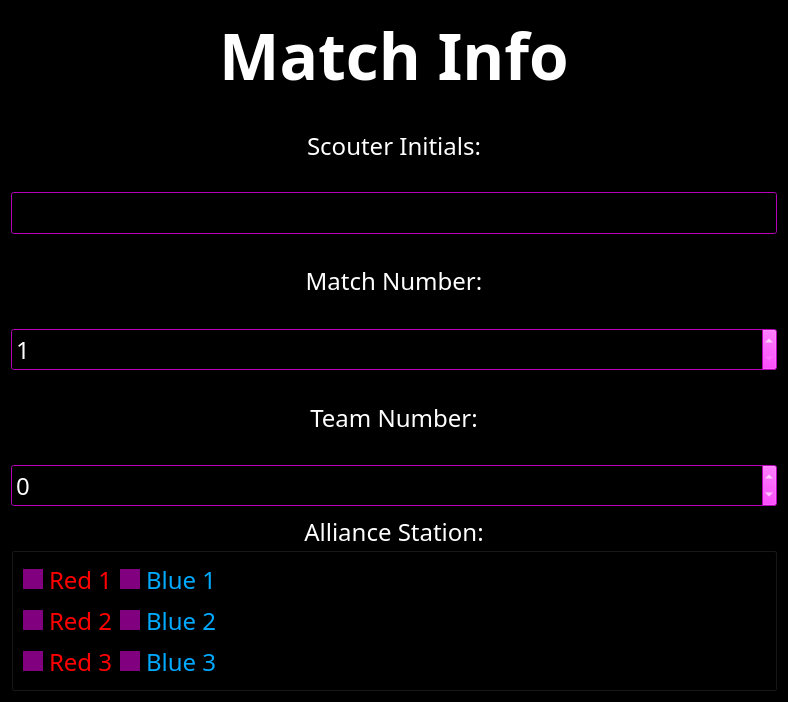
Before: the Qt Designer form ui/WebTeamInfo.ui in Q-FRC/Scouter, drawn with Qt 5.
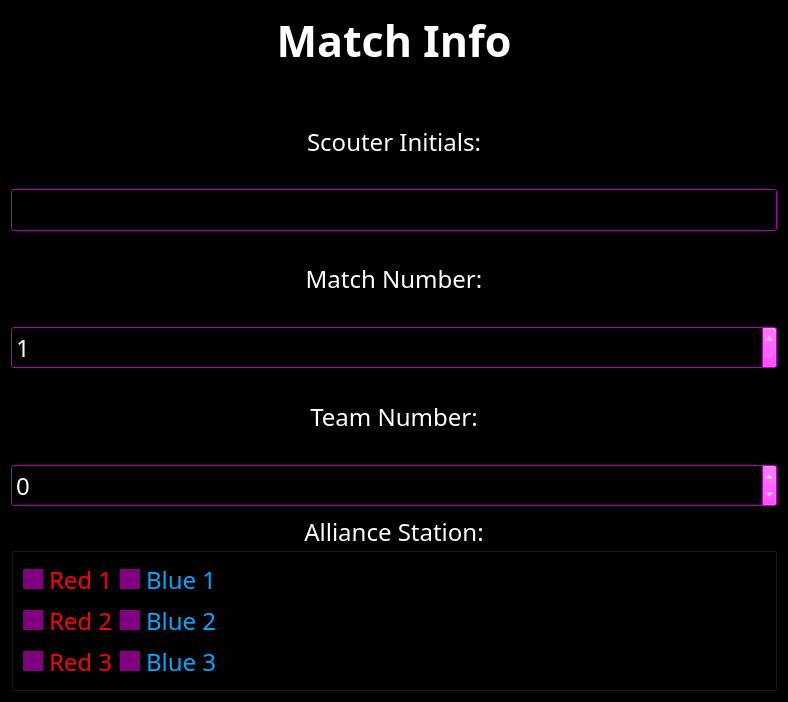
After: the same form once the commit is applied. Custom widgets are drawn as their Qt base class.

What changed in the file:
```diff
--- a/ui/WebTeamInfo.ui
+++ b/ui/WebTeamInfo.ui
@@ -1943,7 +1943,7 @@
      <property name="font">
       <font>
        <family>Noto Sans</family>
-       <pointsize>48</pointsize>
+       <pointsize>32</pointsize>
        <bold>true</bold>
       </font>
      </property>
```
Left out of the diff: 26 changed lines with no effect on the pictures.
